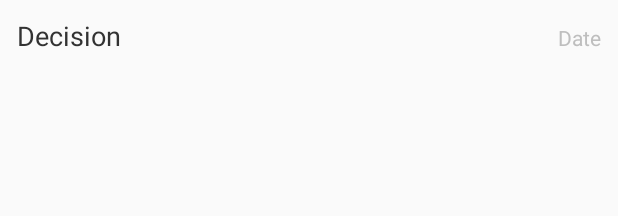
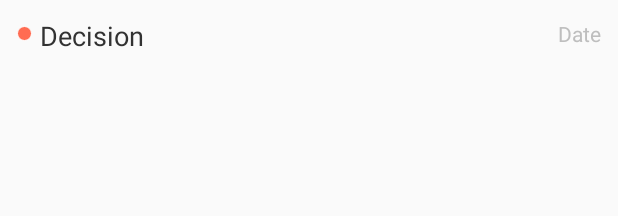
Before and after one commit to aqibmushtaq/icrave-app, an Android app: the layout history_item.xml on its own in the app's theme, with its tools: preview values and no code run, on a phone screen of 412 x 824 dp. Shown: the top 216 px of the screen. Run offline under Robolectric (Android 15) with nearby library versions, the phone set to English and light mode, and no system bars.

Commit message:
Added sync status to the history list. Green cirlces are for actions which have been synced with the server and red for unsynced actions.

```diff
--- /dev/null
+++ b/src/iCrave/icrave/src/main/java/com/aqib/icrave/view/StatusCircle.java
@@ -0,0 +1,43 @@
+package com.aqib.icrave.view;
+
+import android.content.Context;
+import android.util.AttributeSet;
+import android.widget.ImageView;
+
+import com.aqib.icrave.R;
+
+/**
+ * Created by Aqib on 26/01/14.
+ */
+public class StatusCircle extends ImageView {
+
+    private static final int[] STATE = {R.attr.state_synced};
+
+    private boolean isSynced = false;
+
+    public StatusCircle(Context context, AttributeSet attrs) {
+        super(context, attrs);
+    }
+
+    @Override
+    public int[] onCreateDrawableState(int extraSpace) {
+        final int[] drawableState = super.onCreateDrawableState(extraSpace + 1);
+
+        if (isSynced)
+            mergeDrawableStates(drawableState, STATE);
+
+        return drawableState;
+    }
+
+    /**
+     * Set the sync state of the icon
+     * @param isSynced Sync status, true for synced and false otherwise
+     */
+    public void setSynced (boolean isSynced) {
+        if (this.isSynced != isSynced) {
+            this.isSynced = isSynced;
+            refreshDrawableState();
+        }
+    }
+
+}
--- /dev/null
+++ b/src/iCrave/icrave/src/main/res/drawable/green_circle.xml
@@ -0,0 +1,12 @@
+<?xml version="1.0" encoding="utf-8"?>
+
+<shape xmlns:android="http://schemas.android.com/apk/res/android"
+    android:shape="oval">
+    <size
+        android:width="10dp"
+        android:height="10dp" />
+    <solid android:color="#92c412" />
+    <stroke
+        android:width="0.2dp"
+        android:color="#ffffff" />
+</shape>
--- /dev/null
+++ b/src/iCrave/icrave/src/main/res/drawable/icon_sync_status.xml
@@ -0,0 +1,7 @@
+<?xml version="1.0" encoding="utf-8"?>
+
+<selector xmlns:android="http://schemas.android.com/apk/res/android"
+    xmlns:icrave="http://schemas.android.com/apk/res/com.aqib.icrave">
+    <item android:drawable="@drawable/green_circle" icrave:state_synced="true" />
+    <item android:drawable="@drawable/red_circle" icrave:state_synced="false" />
+</selector>
--- /dev/null
+++ b/src/iCrave/icrave/src/main/res/drawable/red_circle.xml
@@ -0,0 +1,12 @@
+<?xml version="1.0" encoding="utf-8"?>
+
+<shape xmlns:android="http://schemas.android.com/apk/res/android"
+    android:shape="oval">
+    <size
+        android:width="10dp"
+        android:height="10dp" />
+    <solid android:color="#ff6c52" />
+    <stroke
+        android:width="0.2dp"
+        android:color="#ffffff" />
+</shape>
--- a/src/iCrave/icrave/src/main/res/layout/history_item.xml
+++ b/src/iCrave/icrave/src/main/res/layout/history_item.xml
@@ -5,6 +5,14 @@
     android:layout_width="match_parent"
     android:layout_height="20pt"
     android:padding="5pt">
+
+    <com.aqib.icrave.view.StatusCircle
+        android:layout_width="wrap_content"
+        android:layout_height="wrap_content"
+        android:id="@+id/sync_status"
+        android:background="@drawable/icon_sync_status"
+        android:layout_gravity="center_vertical|right"
+        android:layout_marginRight="5dp" />
 
     <TextView
         android:layout_width="wrap_content"
@@ -21,6 +29,7 @@
         android:text="Date"
         android:id="@+id/history_item_date"
         android:gravity="right"
-        android:textColor="@android:color/secondary_text_dark" />
+        android:textColor="@android:color/secondary_text_dark"
+        android:layout_gravity="center_vertical" />
 
 </LinearLayout>
--- /dev/null
+++ b/src/iCrave/icrave/src/main/res/values/attr.xml
@@ -0,0 +1,6 @@
+<?xml version="1.0" encoding="utf-8"?>
+<resources>
+    <declare-styleable name="SyncStates">
+        <attr name="state_synced" format="boolean" />
+    </declare-styleable>
+</resources>
```
Also changed, not shown: src/iCrave/icrave/src/main/java/com/aqib/icrave/controller/HistoryFragment.java (+10 -4 lines).
